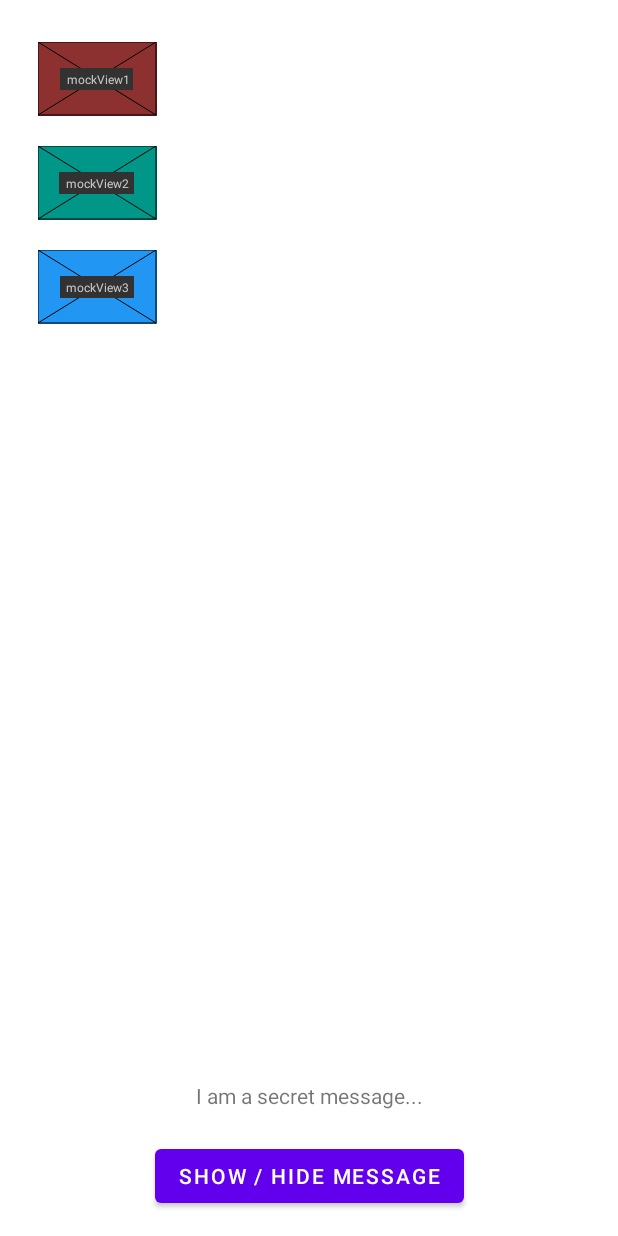
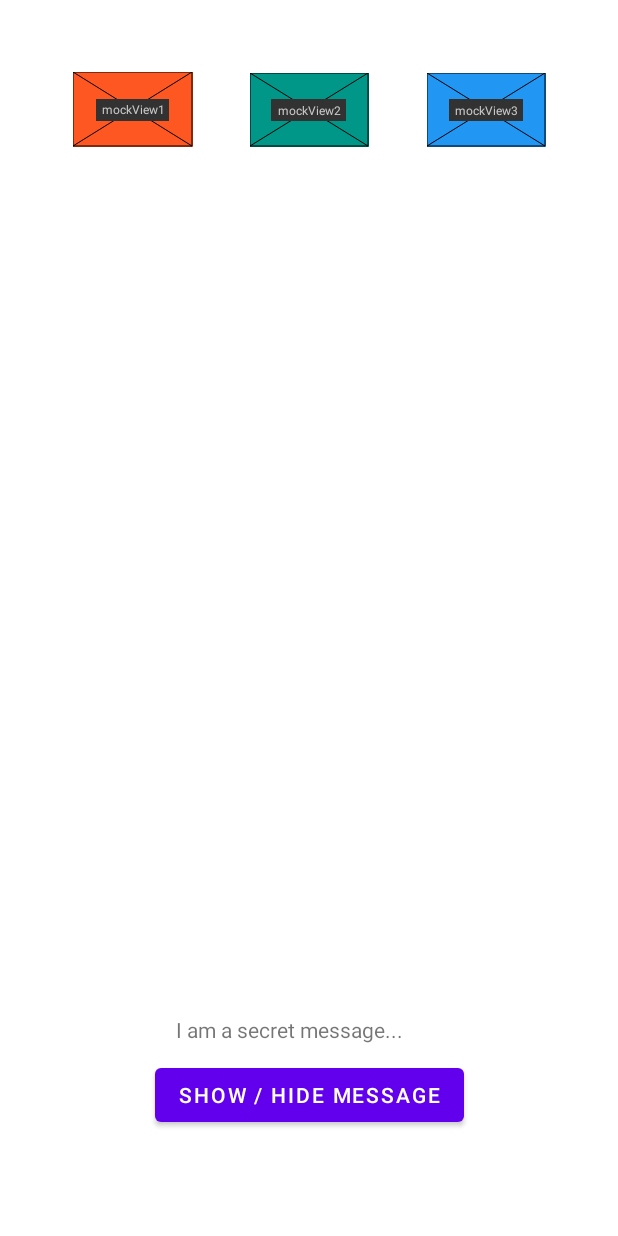
Before and after one commit to mpjovanovich/ivy_tech, an Android app: the layout activity_main.xml on its own in the app's theme, with its tools: preview values and no code run, on a phone screen of 412 x 824 dp. Run offline under Robolectric (Android 15) with nearby library versions, the phone set to English and light mode, and no system bars.

Commit message:
looks a little nicer

```diff
--- a/SDEV264_Mobile_Application_Development/AndroidStudioProjects/Demos/Lesson5Demo/app/src/main/res/layout/activity_main.xml
+++ b/SDEV264_Mobile_Application_Development/AndroidStudioProjects/Demos/Lesson5Demo/app/src/main/res/layout/activity_main.xml
@@ -4,57 +4,58 @@
     xmlns:tools="http://schemas.android.com/tools"
     android:layout_width="match_parent"
     android:layout_height="match_parent"
-    android:padding="16dp"
+    android:padding="10dp"
     tools:context=".MainActivity">
 
     <androidx.constraintlayout.utils.widget.MockView
         android:id="@+id/mockView3"
         android:layout_width="79dp"
         android:layout_height="49dp"
-        android:layout_marginTop="20dp"
         android:background="#2196F3"
-        app:layout_constraintBottom_toBottomOf="parent"
+        app:layout_constraintBottom_toBottomOf="@+id/mockView2"
         app:layout_constraintEnd_toEndOf="parent"
-        app:layout_constraintHorizontal_bias="0.03"
-        app:layout_constraintStart_toStartOf="parent"
-        app:layout_constraintTop_toBottomOf="@+id/mockView2" />
+        app:layout_constraintHorizontal_bias="0.5"
+        app:layout_constraintStart_toEndOf="@+id/mockView2"
+        app:layout_constraintTop_toTopOf="@+id/mockView2"
+        app:layout_constraintVertical_bias="0.5" />
 
     <androidx.constraintlayout.utils.widget.MockView
         android:id="@+id/mockView1"
-        android:layout_width="79dp"
-        android:layout_height="49dp"
-        android:background="#8C3030"
-        app:layout_constraintBottom_toTopOf="@+id/mockView2"
-        app:layout_constraintEnd_toEndOf="@+id/mockView2"
-        app:layout_constraintHorizontal_bias="0.5"
-        app:layout_constraintStart_toStartOf="@+id/mockView2"
+        android:layout_width="80dp"
+        android:layout_height="50dp"
+        android:background="#FF5722"
+        app:layout_constraintBottom_toBottomOf="parent"
+        app:layout_constraintEnd_toStartOf="@+id/mockView2"
+        app:layout_constraintStart_toStartOf="parent"
         app:layout_constraintTop_toTopOf="parent"
-        app:layout_constraintVertical_bias="0.01999998"
-        app:layout_constraintVertical_chainStyle="packed" />
+        app:layout_constraintVertical_bias="0.050000012" />
 
     <androidx.constraintlayout.utils.widget.MockView
         android:id="@+id/mockView2"
         android:layout_width="79dp"
         android:layout_height="49dp"
-        android:layout_marginTop="20dp"
         android:background="#009688"
-        app:layout_constraintBottom_toTopOf="@+id/mockView3"
-        app:layout_constraintEnd_toEndOf="@+id/mockView3"
-        app:layout_constraintHorizontal_bias="0.37"
-        app:layout_constraintStart_toStartOf="@+id/mockView3"
-        app:layout_constraintTop_toBottomOf="@+id/mockView1" />
+        app:layout_constraintBottom_toBottomOf="@+id/mockView1"
+        app:layout_constraintEnd_toStartOf="@+id/mockView3"
+        app:layout_constraintHorizontal_bias="0.5"
+        app:layout_constraintStart_toEndOf="@+id/mockView1"
+        app:layout_constraintTop_toTopOf="@+id/mockView1"
+        app:layout_constraintVertical_bias="0.5" />
 
     <androidx.constraintlayout.widget.Group
         android:id="@+id/mockGroup"
         android:layout_width="wrap_content"
         android:layout_height="wrap_content"
         android:visibility="visible"
-        app:constraint_referenced_ids="mockView1,mockView2,mockView3" />
+        app:constraint_referenced_ids="mockView1,mockView2,mockView3"
+        tools:layout_editor_absoluteX="10dp"
+        tools:layout_editor_absoluteY="10dp" />
 
     <Button
         android:id="@+id/testButton"
         android:layout_width="wrap_content"
         android:layout_height="wrap_content"
+        android:layout_marginBottom="60dp"
         android:text="Show / Hide Message"
         app:layout_constraintBottom_toBottomOf="parent"
         app:layout_constraintEnd_toEndOf="parent"
@@ -64,9 +65,10 @@
         android:id="@+id/textView"
         android:layout_width="wrap_content"
         android:layout_height="wrap_content"
-        android:layout_marginBottom="20dp"
+        android:layout_marginBottom="10dp"
         app:layout_constraintBottom_toTopOf="@+id/testButton"
         app:layout_constraintEnd_toEndOf="parent"
+        app:layout_constraintHorizontal_bias="0.445"
         app:layout_constraintStart_toStartOf="parent"
         tools:text="I am a secret message..." />
 
```
